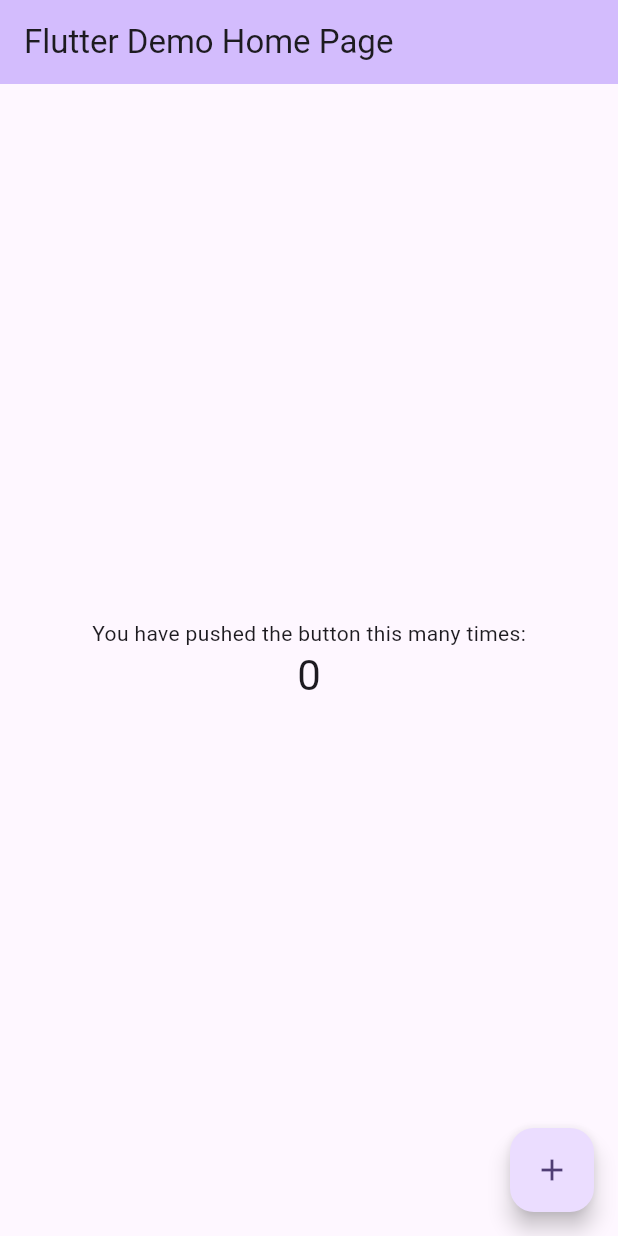
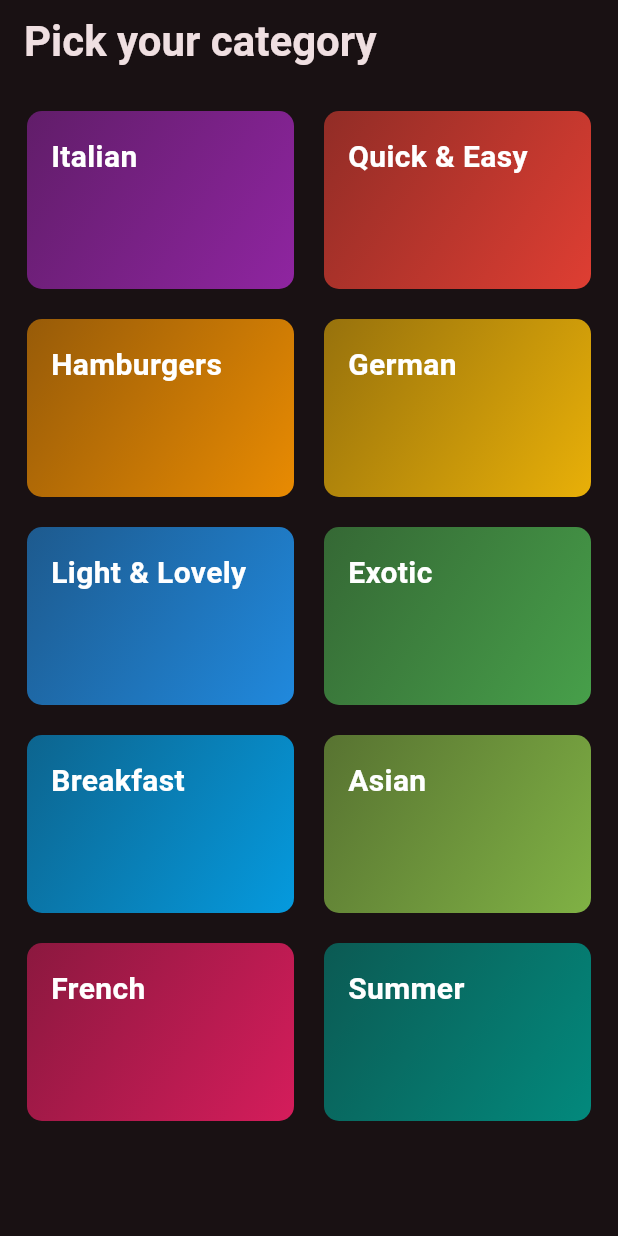
Before and after one commit to vijay4dev/meals, a Flutter app: the screen it shows after launch, on a phone screen of 412 x 824 dp. Run offline on Flutter 3.47's test engine with Material 3 defaults, Android fonts, the phone set to English and light mode, and no system bars; our stand-ins replace google_fonts.

Commit message:
added dumy data and models

```diff
--- /dev/null
+++ b/lib/data/dummy_data.dart
@@ -0,0 +1,56 @@
+import 'package:flutter/material.dart';
+
+import 'package:meals/models/categorymodels.dart';
+
+const availableCategories = [
+  Category(
+    id: 'c1',
+    title: 'Italian',
+    color: Colors.purple,
+  ),
+  Category(
+    id: 'c2',
+    title: 'Quick & Easy',
+    color: Colors.red,
+  ),
+  Category(
+    id: 'c3',
+    title: 'Hamburgers',
+    color: Colors.orange,
+  ),
+  Category(
+    id: 'c4',
+    title: 'German',
+    color: Colors.amber,
+  ),
+  Category(
+    id: 'c5',
+    title: 'Light & Lovely',
+    color: Colors.blue,
+  ),
+  Category(
+    id: 'c6',
+    title: 'Exotic',
+    color: Colors.green,
+  ),
+  Category(
+    id: 'c7',
+    title: 'Breakfast',
+    color: Colors.lightBlue,
+  ),
+  Category(
+    id: 'c8',
+    title: 'Asian',
+    color: Colors.lightGreen,
+  ),
+  Category(
+    id: 'c9',
+    title: 'French',
+    color: Colors.pink,
+  ),
+  Category(
+    id: 'c10',
+    title: 'Summer',
+    color: Colors.teal,
+  ),
+];
--- a/lib/main.dart
+++ b/lib/main.dart
@@ -1,122 +1,30 @@
 import 'package:flutter/material.dart';
 
+import 'package:google_fonts/google_fonts.dart';
+import 'package:meals/screens/categories_screen.dart';
+final theme = ThemeData(
+  useMaterial3: true,
+  colorScheme: ColorScheme.fromSeed(
+    brightness: Brightness.dark,
+    seedColor: Colors.black,
+  ),
+  textTheme: GoogleFonts.ralewayDotsTextTheme(
+
+  ),
+);
+
 void main() {
-  runApp(const MyApp());
+  runApp(const App());
 }
 
-class MyApp extends StatelessWidget {
-  const MyApp({super.key});
+class App extends StatelessWidget {
+  const App({super.key});
 
-  // This widget is the root of your application.
   @override
   Widget build(BuildContext context) {
     return MaterialApp(
-      title: 'Flutter Demo',
-      theme: ThemeData(
-        // This is the theme of your application.
-        //
-        // TRY THIS: Try running your application with "flutter run". You'll see
-        // the application has a purple toolbar. Then, without quitting the app,
-        // try changing the seedColor in the colorScheme below to Colors.green
-        // and then invoke "hot reload" (save your changes or press the "hot
-        // reload" button in a Flutter-supported IDE, or press "r" if you used
-        // the command line to start the app).
-        //
-        // Notice that the counter didn't reset back to zero; the application
-        // state is not lost during the reload. To reset the state, use hot
-        // restart instead.
-        //
-        // This works for code too, not just values: Most code changes can be
-        // tested with just a hot reload.
-        colorScheme: ColorScheme.fromSeed(seedColor: Colors.deepPurple),
-      ),
-      home: const MyHomePage(title: 'Flutter Demo Home Page'),
+      theme: theme,
+      home: CategoriesScreen(),
     );
   }
 }
-
-class MyHomePage extends StatefulWidget {
-  const MyHomePage({super.key, required this.title});
-
-  // This widget is the home page of your application. It is stateful, meaning
-  // that it has a State object (defined below) that contains fields that affect
-  // how it looks.
-
-  // This class is the configuration for the state. It holds the values (in this
-  // case the title) provided by the parent (in this case the App widget) and
-  // used by the build method of the State. Fields in a Widget subclass are
-  // always marked "final".
-
-  final String title;
-
-  @override
-  State<MyHomePage> createState() => _MyHomePageState();
-}
-
-class _MyHomePageState extends State<MyHomePage> {
-  int _counter = 0;
-
-  void _incrementCounter() {
-    setState(() {
-      // This call to setState tells the Flutter framework that something has
-      // changed in this State, which causes it to rerun the build method below
-      // so that the display can reflect the updated values. If we changed
-      // _counter without calling setState(), then the build method would not be
-      // called again, and so nothing would appear to happen.
-      _counter++;
-    });
-  }
-
-  @override
-  Widget build(BuildContext context) {
-    // This method is rerun every time setState is called, for instance as done
-    // by the _incrementCounter method above.
-    //
-    // The Flutter framework has been optimized to make rerunning build methods
-    // fast, so that you can just rebuild anything that needs updating rather
-    // than having to individually change instances of widgets.
-    return Scaffold(
-      appBar: AppBar(
-        // TRY THIS: Try changing the color here to a specific color (to
-        // Colors.amber, perhaps?) and trigger a hot reload to see the AppBar
-        // change color while the other colors stay the same.
-        backgroundColor: Theme.of(context).colorScheme.inversePrimary,
-        // Here we take the value from the MyHomePage object that was created by
-        // the App.build method, and use it to set our appbar title.
-        title: Text(widget.title),
-      ),
-      body: Center(
-        // Center is a layout widget. It takes a single child and positions it
-        // in the middle of the parent.
-        child: Column(
-          // Column is also a layout widget. It takes a list of children and
-          // arranges them vertically. By default, it sizes itself to fit its
-          // children horizontally, and tries to be as tall as its parent.
-          //
-          // Column has various properties to control how it sizes itself and
-          // how it positions its children. Here we use mainAxisAlignment to
-          // center the children vertically; the main axis here is the vertical
-          // axis because Columns are vertical (the cross axis would be
-          // horizontal).
-          //
-          // TRY THIS: Invoke "debug painting" (choose the "Toggle Debug Paint"
-          // action in the IDE, or press "p" in the console), to see the
-          // wireframe for each widget.
-          mainAxisAlignment: MainAxisAlignment.center,
-          children: <Widget>[
-            const Text('You have pushed the button this many times:'),
-            Text(
-              '$_counter',
-              style: Theme.of(context).textTheme.headlineMedium,
-            ),
-          ],
-        ),
-      ),
-      floatingActionButton: FloatingActionButton(
-        onPressed: _incrementCounter,
-        tooltip: 'Increment',
-        child: const Icon(Icons.add),
-      ), // This trailing comma makes auto-formatting nicer for build methods.
-    );
-  }
-}
--- /dev/null
+++ b/lib/models/categorymodels.dart
@@ -0,0 +1,16 @@
+import 'package:flutter/material.dart';
+import 'package:flutter/widgets.dart';
+
+class Category {
+
+  const Category({
+    required this.id,
+    required this.title,
+    this.color = Colors.deepOrangeAccent,
+  });
+
+  final String id;
+  final String title;
+  final Color color;
+
+}
--- /dev/null
+++ b/lib/models/meals.dart
@@ -0,0 +1,43 @@
+enum Complexity {
+  simple,
+  challenging,
+  hard,
+}
+
+enum Affordability {
+  affordable,
+  pricey,
+  luxurious,
+}
+
+class Meal {
+  const Meal({
+    required this.id,
+    required this.categories,
+    required this.title,
+    required this.imageUrl,
+    required this.ingredients,
+    required this.steps,
+    required this.duration,
+    required this.complexity,
+    required this.affordability,
+    required this.isGlutenFree,
+    required this.isLactoseFree,
+    required this.isVegan,
+    required this.isVegetarian,
+  });
+
+  final String id;
+  final List<String> categories;
+  final String title;
+  final String imageUrl;
+  final List<String> ingredients;
+  final List<String> steps;
+  final int duration;
+  final Complexity complexity;
+  final Affordability affordability;
+  final bool isGlutenFree;
+  final bool isLactoseFree;
+  final bool isVegan;
+  final bool isVegetarian;
+}
--- /dev/null
+++ b/lib/screens/categories_screen.dart
@@ -0,0 +1,30 @@
+import 'package:flutter/material.dart';
+import 'package:meals/data/dummy_data.dart';
+import 'package:meals/widgets/category_grid_item.dart';
+
+class CategoriesScreen extends StatelessWidget {
+  const CategoriesScreen({super.key});
+
+  @override
+  Widget build(BuildContext context) {
+    return Scaffold(
+      appBar: AppBar(
+        title: Text(
+          'Pick your category',
+          style: TextStyle(
+            fontSize: 28,
+            fontWeight: FontWeight.w700
+          ),
+        ),
+      ),
+      body: GridView(
+        padding: EdgeInsets.all(18),
+        gridDelegate: const SliverGridDelegateWithFixedCrossAxisCount(crossAxisCount: 2,childAspectRatio: 3/2,crossAxisSpacing: 20, mainAxisSpacing: 20),
+        children: [
+          for(final category in availableCategories )
+            CategoryGridItem(category: category)
+        ],
+      ),
+    );
+  }
+}
--- /dev/null
+++ b/lib/screens/meal_screen.dart
@@ -0,0 +1,10 @@
+import 'package:flutter/material.dart';
+
+class MealScreen extends StatelessWidget {
+  const MealScreen({super.key});
+
+  @override
+  Widget build(BuildContext context) {
+    return const Placeholder();
+  }
+}
--- /dev/null
+++ b/lib/widgets/category_grid_item.dart
@@ -0,0 +1,41 @@
+import 'package:flutter/material.dart';
+import 'package:meals/models/categorymodels.dart';
+
+class CategoryGridItem extends StatelessWidget {
+  const CategoryGridItem({super.key, required this.category});
+
+  final Category category;
+
+  @override
+  Widget build(BuildContext context) {
+    return InkWell(
+      splashColor: Colors.deepOrangeAccent,
+      borderRadius:  BorderRadius.circular(10),
+      onTap: () {
+        print(category.id);
+      },
+      child: Container(
+        padding: const EdgeInsets.all(16),
+        decoration: BoxDecoration(
+          borderRadius: BorderRadius.circular(10),
+          gradient: LinearGradient(
+            colors: [
+              category.color.withOpacity(0.55),
+              category.color.withOpacity(0.9)
+            ],
+            begin: Alignment.topLeft,
+            end: Alignment.bottomRight
+          )
+        ),
+        child: Text(
+          category.title,
+          style: TextStyle(
+            color: Colors.white,
+            fontWeight: FontWeight.w600,
+            fontSize: 20,
+          )
+        ),
+      ),
+    );
+  }
+}
--- a/pubspec.yaml
+++ b/pubspec.yaml
@@ -34,6 +34,7 @@ dependencies:
   # The following adds the Cupertino Icons font to your application.
   # Use with the CupertinoIcons class for iOS style icons.
   cupertino_icons: ^1.0.8
+  google_fonts: ^6.2.1
 
 dev_dependencies:
   flutter_test:
```
Also changed, not shown: pubspec.lock, 10 other files.
